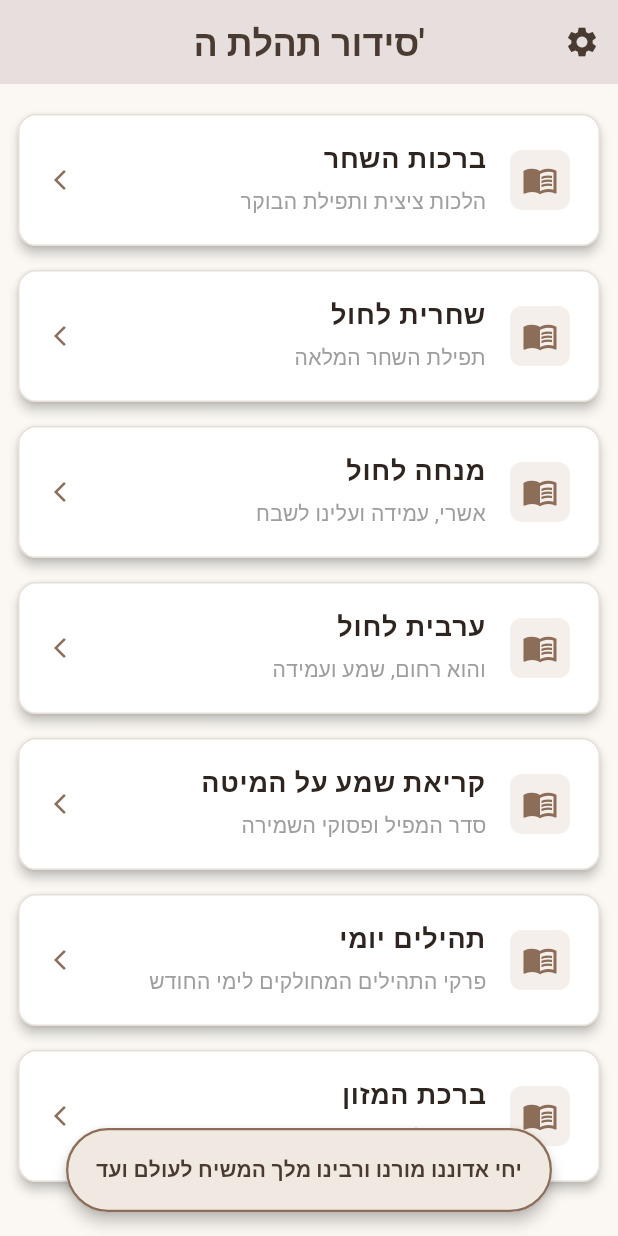
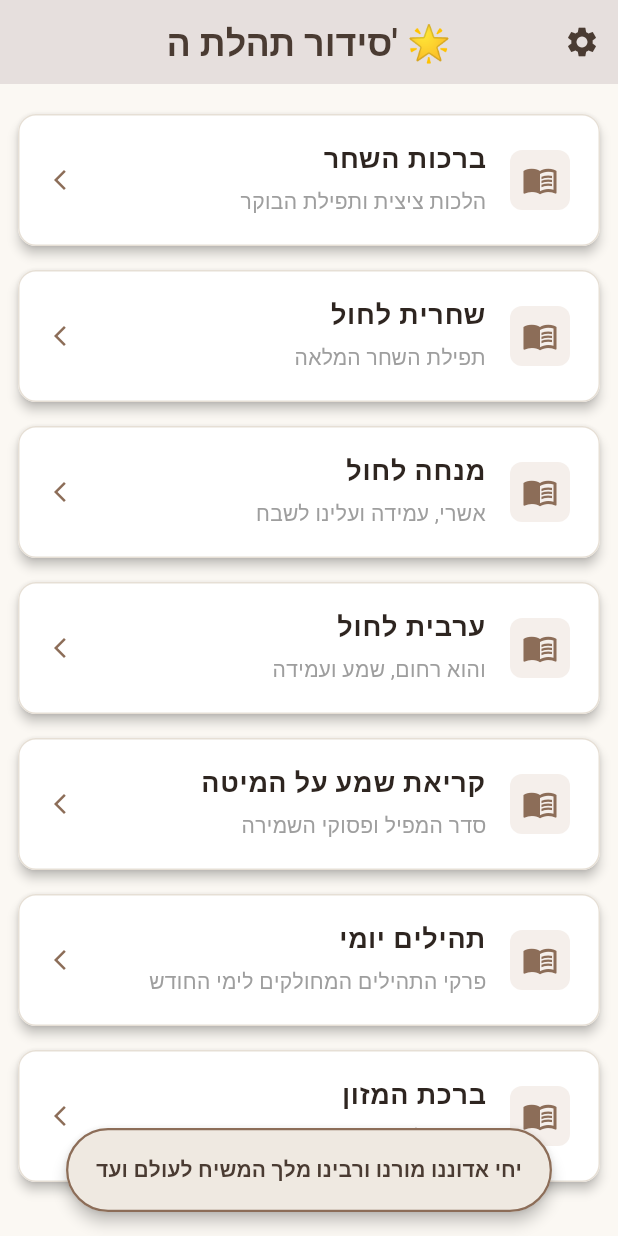
Before and after one commit to bnq9705-creator/siddur, a Flutter app: the screen it shows once a user with an empty profile is signed in, on a phone screen of 412 x 824 dp. Run offline on Flutter 3.47's test engine with Material 3 defaults, Android fonts, the light colour scheme and no system bars; our stand-ins replace cloud_firestore, firebase_analytics, firebase_auth, firebase_core, shared_preferences; missing offline and left inert: flutter_pdfview, kosher_dart, pdfx; accounts and stored records are empty; network calls fail.

Commit message:
test: Modify AppBar title with emoji to test Shorebird OTA patch delivery

```diff
--- a/siddur_app/lib/main.dart
+++ b/siddur_app/lib/main.dart
@@ -422,7 +422,7 @@ class _SiddurHomePageState extends State<SiddurHomePage> {
     }
     return Scaffold(
       appBar: AppBar(
-        title: const Text("סידור תהלת ה'", style: TextStyle(fontWeight: FontWeight.bold, color: Color(0xFF4A3B32), fontSize: 24)),
+        title: const Text("סידור תהלת ה' 🌟", style: TextStyle(fontWeight: FontWeight.bold, color: Color(0xFF4A3B32), fontSize: 24)),
         centerTitle: true,
         backgroundColor: const Color(0xFFEFE9E1),
         elevation: 2,
```
